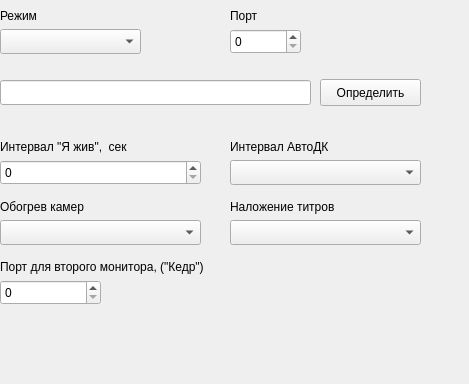
Above: m_cfg/rastr_widget.ui from xXRadioHeadXx/start7 before the change. Below: the same form after it.
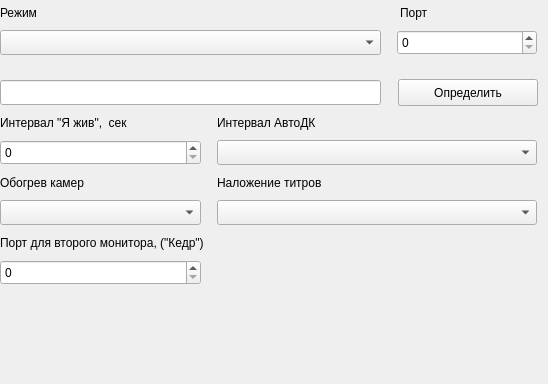
That is the form after the change.

```diff
--- a/m_cfg/rastr_widget.ui
+++ b/m_cfg/rastr_widget.ui
@@ -6,7 +6,7 @@
    <rect>
     <x>0</x>
     <y>0</y>
-    <width>469</width>
+    <width>548</width>
     <height>384</height>
    </rect>
   </property>
@@ -17,7 +17,7 @@
    <property name="geometry">
     <rect>
      <x>0</x>
-     <y>3</y>
+     <y>0</y>
      <width>73</width>
      <height>25</height>
     </rect>
@@ -29,9 +29,9 @@
   <widget class="QComboBox" name="AutoDkPeriod">
    <property name="geometry">
     <rect>
-     <x>230</x>
-     <y>160</y>
-     <width>191</width>
+     <x>217</x>
+     <y>140</y>
+     <width>320</width>
      <height>25</height>
     </rect>
    </property>
@@ -39,9 +39,9 @@
   <widget class="QComboBox" name="dtInfoToJpg">
    <property name="geometry">
     <rect>
-     <x>230</x>
-     <y>220</y>
-     <width>191</width>
+     <x>217</x>
+     <y>200</y>
+     <width>320</width>
      <height>25</height>
     </rect>
    </property>
@@ -49,9 +49,9 @@
   <widget class="QPushButton" name="pushButton">
    <property name="geometry">
     <rect>
-     <x>320</x>
+     <x>398</x>
      <y>79</y>
-     <width>101</width>
+     <width>140</width>
      <height>27</height>
     </rect>
    </property>
@@ -63,8 +63,8 @@
    <property name="geometry">
     <rect>
      <x>0</x>
-     <y>29</y>
-     <width>141</width>
+     <y>30</y>
+     <width>381</width>
      <height>25</height>
     </rect>
    </property>
@@ -85,7 +85,7 @@
    <property name="geometry">
     <rect>
      <x>0</x>
-     <y>134</y>
+     <y>110</y>
      <width>201</width>
      <height>25</height>
     </rect>
@@ -97,8 +97,8 @@
   <widget class="QLabel" name="label_3">
    <property name="geometry">
     <rect>
-     <x>230</x>
-     <y>3</y>
+     <x>400</x>
+     <y>0</y>
      <width>61</width>
      <height>25</height>
     </rect>
@@ -111,7 +111,7 @@
    <property name="geometry">
     <rect>
      <x>0</x>
-     <y>254</y>
+     <y>230</y>
      <width>441</width>
      <height>25</height>
     </rect>
@@ -125,7 +125,7 @@
     <rect>
      <x>0</x>
      <y>80</y>
-     <width>311</width>
+     <width>381</width>
      <height>25</height>
     </rect>
    </property>
@@ -134,7 +134,7 @@
    <property name="geometry">
     <rect>
      <x>0</x>
-     <y>220</y>
+     <y>200</y>
      <width>201</width>
      <height>25</height>
     </rect>
@@ -144,8 +144,8 @@
    <property name="geometry">
     <rect>
      <x>0</x>
-     <y>280</y>
-     <width>101</width>
+     <y>260</y>
+     <width>201</width>
      <height>25</height>
     </rect>
    </property>
@@ -156,8 +156,8 @@
   <widget class="QLabel" name="label_88">
    <property name="geometry">
     <rect>
-     <x>230</x>
-     <y>194</y>
+     <x>217</x>
+     <y>170</y>
      <width>201</width>
      <height>25</height>
     </rect>
@@ -169,8 +169,8 @@
   <widget class="QLabel" name="label_86">
    <property name="geometry">
     <rect>
-     <x>230</x>
-     <y>134</y>
+     <x>217</x>
+     <y>110</y>
      <width>201</width>
      <height>25</height>
     </rect>
@@ -183,7 +183,7 @@
    <property name="geometry">
     <rect>
      <x>0</x>
-     <y>160</y>
+     <y>140</y>
      <width>201</width>
      <height>25</height>
     </rect>
@@ -192,9 +192,9 @@
   <widget class="QSpinBox" name="Port">
    <property name="geometry">
     <rect>
-     <x>230</x>
-     <y>29</y>
-     <width>71</width>
+     <x>397</x>
+     <y>30</y>
+     <width>140</width>
      <height>25</height>
     </rect>
    </property>
@@ -206,7 +206,7 @@
    <property name="geometry">
     <rect>
      <x>0</x>
-     <y>194</y>
+     <y>170</y>
      <width>201</width>
      <height>25</height>
     </rect>
```
